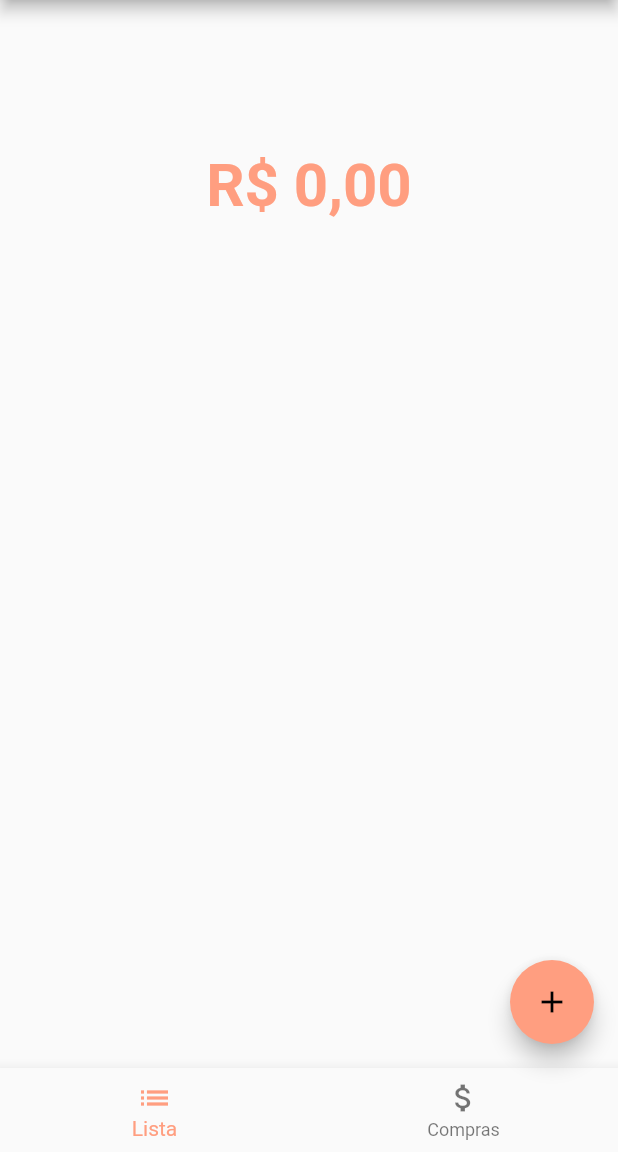
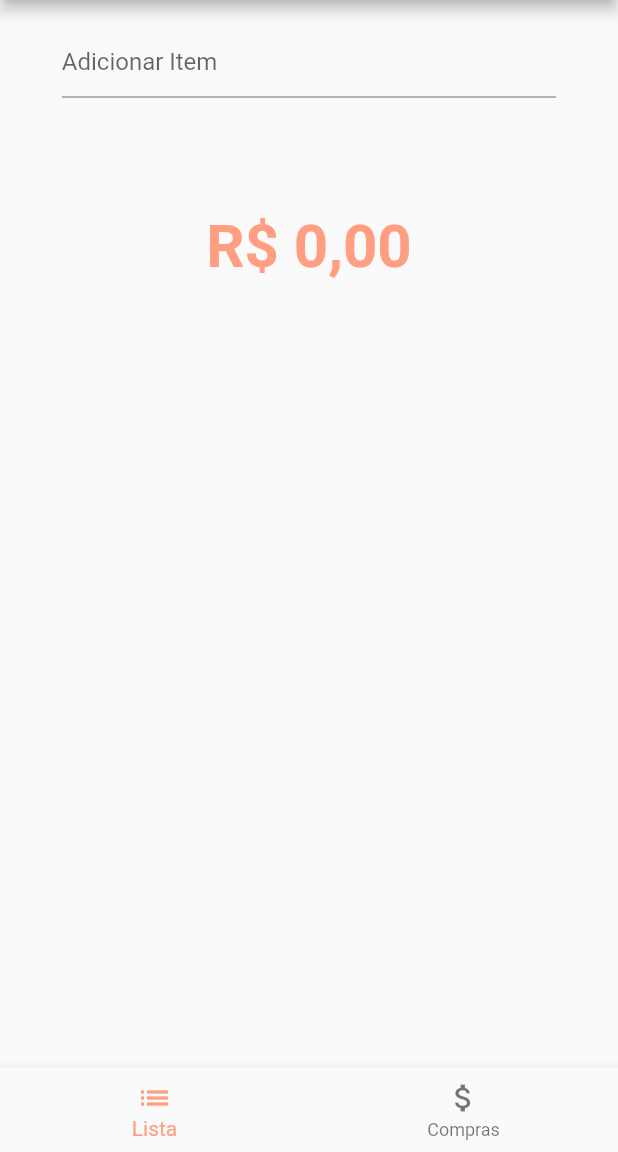
Before and after one commit to yrachid/groceries, a Flutter app: the screen it shows after launch, on a phone screen of 412 x 824 dp, the part 84-1236 px from its top. Run offline on Flutter 3.47's test engine with Material 2 defaults, Android fonts, the phone set to English and light mode, and no system bars.

Commit message:
Adds text field to insert items from within the main activity

```diff
--- a/lib/main.dart
+++ b/lib/main.dart
@@ -1,7 +1,7 @@
 import 'package:flutter/material.dart';
+import 'package:flutter/services.dart';
 import 'package:groceries/grocery_event_store.dart';
 import 'package:groceries/grocery_list_tile.dart';
-import 'package:groceries/item_name_dialog.dart';
 import 'package:groceries/purchase_list_tile.dart';
 import 'package:groceries/storage.dart';
 import 'package:intl/intl.dart';
@@ -55,6 +55,8 @@ class _GroceryListHome extends State<MyHomePage> {
   static final _moneyFormat =
       NumberFormat.currency(locale: 'pt_BR', symbol: 'R\$');
 
+  var _itemController = TextEditingController();
+
   GroceryEventStore _groceries = GroceryEventStore();
   int _activeViewIndex = 0;
 
@@ -83,14 +85,28 @@ class _GroceryListHome extends State<MyHomePage> {
         mainAxisAlignment: MainAxisAlignment.start,
         children: <Widget>[
           Container(
+            width: screenSize.width * 0.8,
+            height: screenSize.height * 0.1,
+            child: Center(
+              child: TextField(
+                onSubmitted: _addItem,
+                keyboardType: TextInputType.name,
+                controller: _itemController,
+                decoration: new InputDecoration(
+                  hintText: "Adicionar Item",
+                ),
+              ),
+            ),
+          ),
+          Container(
             width: screenSize.width,
-            height: screenSize.height * 0.3,
+            height: screenSize.height * 0.2,
             child: Center(
               child: _totalDisplay(),
             ),
           ),
           Container(
-            width: screenSize.width,
+            width: screenSize.width * 0.9,
             height: screenSize.height * 0.5,
             child: _activeGroceriesListView(),
           ),
@@ -129,7 +145,6 @@ class _GroceryListHome extends State<MyHomePage> {
         ],
       ),
       body: views.elementAt(_activeViewIndex),
-      floatingActionButton: _addItemButton(),
       bottomNavigationBar: BottomNavigationBar(
         currentIndex: _activeViewIndex,
         onTap: (index) => setState(() {
@@ -200,14 +215,13 @@ class _GroceryListHome extends State<MyHomePage> {
         },
       );
 
-  FloatingActionButton _addItemButton() => FloatingActionButton(
-        onPressed: () => ItemNameDialog.show(
-          context: context,
-          onValidInput: (name) => setState(() {
-            _groceries.add(name);
-          }),
-        ),
-        tooltip: 'Add item',
-        child: Icon(Icons.add),
-      );
+  void _addItem(String text) {
+    if (_itemController.text.isNotEmpty) {
+      _groceries.add(_capitalize(_itemController.text));
+    }
+    _itemController.clear();
+  }
+
+  static String _capitalize(String value) =>
+      value.substring(0, 1).toUpperCase() + value.substring(1);
 }
```
